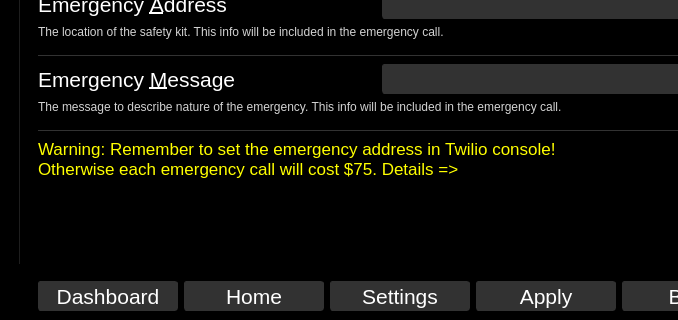
Before: the Qt Designer form qt_design/main_window.ui in zyl120/Naloxone_Safety_Kit, drawn with Qt 5; both pictures show x 0 to 678 and y 160 to 480 of the 800 by 480 pixel window.
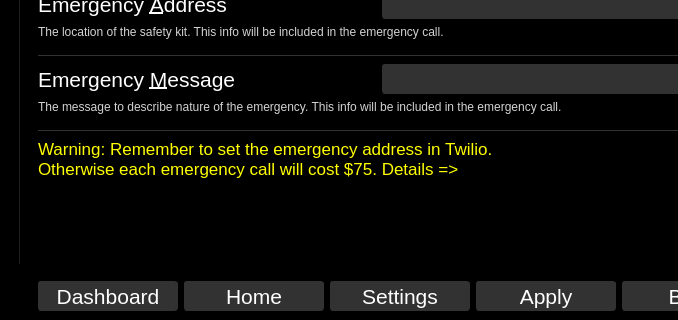
After: the same form once the commit is applied. The open tabs and pages were chosen to show the change.

```diff
--- a/qt_design/main_window.ui
+++ b/qt_design/main_window.ui
@@ -1916,7 +1916,7 @@
         background: rgb(50,50,50);
         border-radius: 3px;
         border-color:rgb(50,50,50);
-        width:15
+        width:10
     }
 QScrollBar::handle:vertical
     {
@@ -1947,7 +1947,7 @@
                 <rect>
                  <x>0</x>
                  <y>0</y>
-                 <width>707</width>
+                 <width>712</width>
                  <height>399</height>
                 </rect>
                </property>
@@ -2267,7 +2267,7 @@
                      <string notr="true">color:yellow</string>
                     </property>
                     <property name="text">
-                     <string>Warning: Remember to set the emergency address in Twilio console!
+                     <string>Warning: Remember to set the emergency address in Twilio.
 Otherwise each emergency call will cost $75. Details =&gt;</string>
                     </property>
                     <property name="textFormat">
```
Left out of the diff: 18 changed lines with no effect on the pictures.
